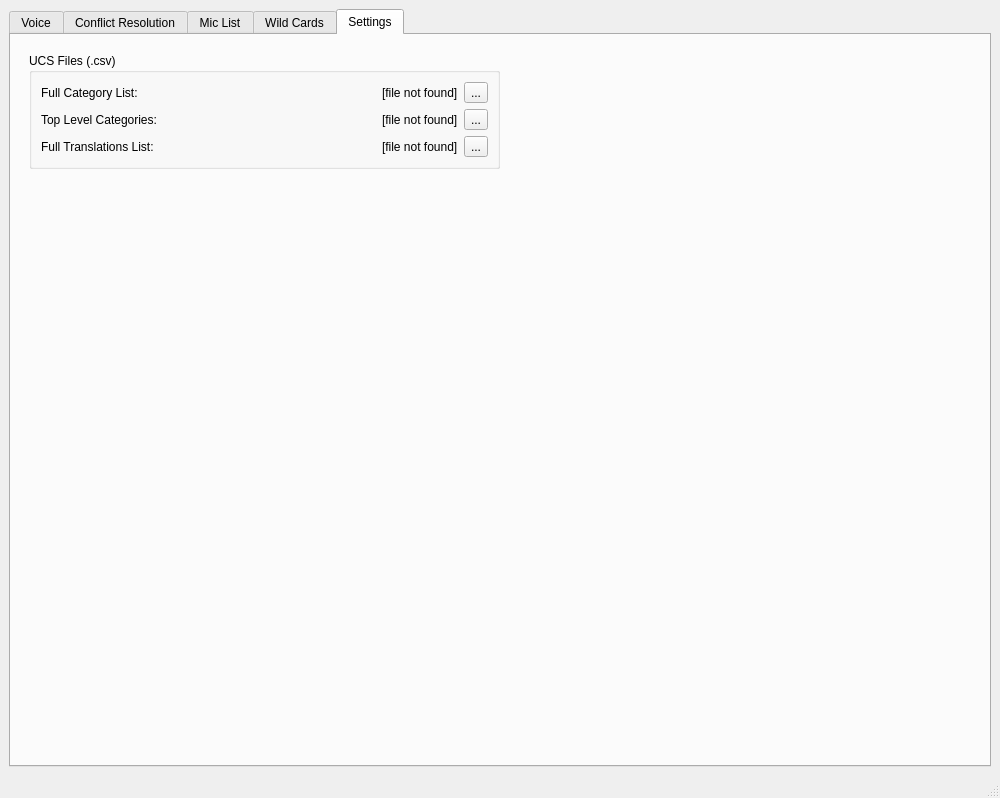
Above: UCS Voice Naming Tool/src/ui/gui/MainWindow.ui from SoundsLikeJonny/UCS-Voice-Naming-Tool before the change. Below: the same form after it.
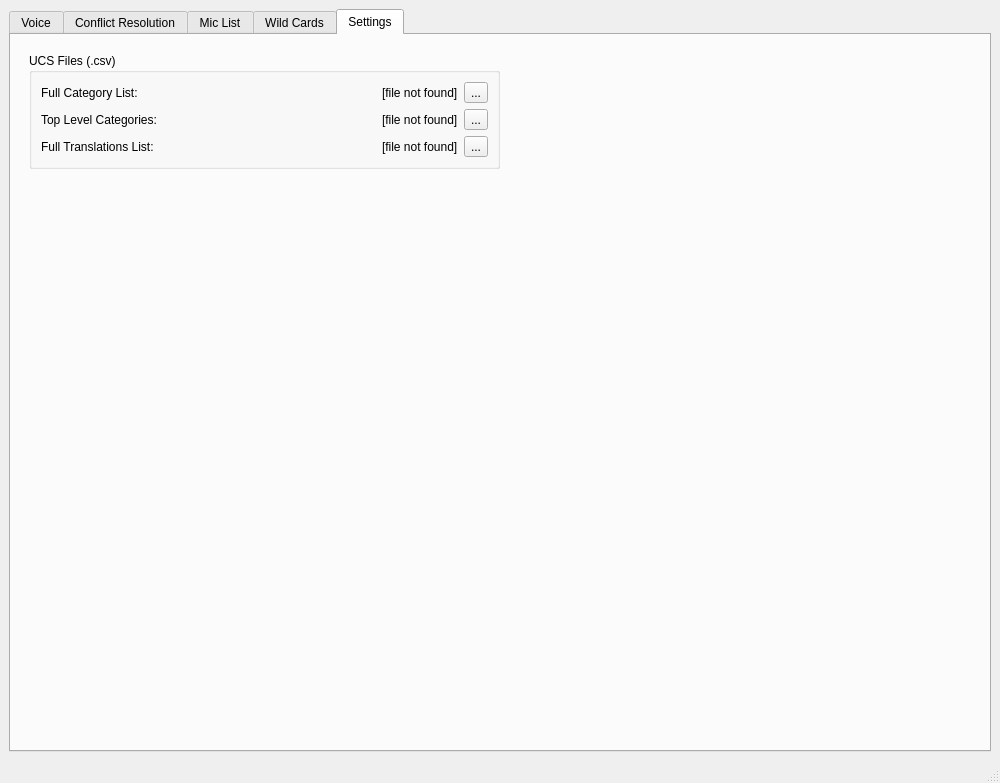
That is the form after the change. The open tabs and pages were chosen to show the change.

```diff
--- a/UCS Voice Naming Tool/src/ui/gui/MainWindow.ui
+++ b/UCS Voice Naming Tool/src/ui/gui/MainWindow.ui
@@ -7,7 +7,7 @@
     <x>0</x>
     <y>0</y>
     <width>1000</width>
-    <height>798</height>
+    <height>783</height>
    </rect>
   </property>
   <property name="minimumSize">
```
Left out of the diff: 24 changed lines with no effect on the pictures.
